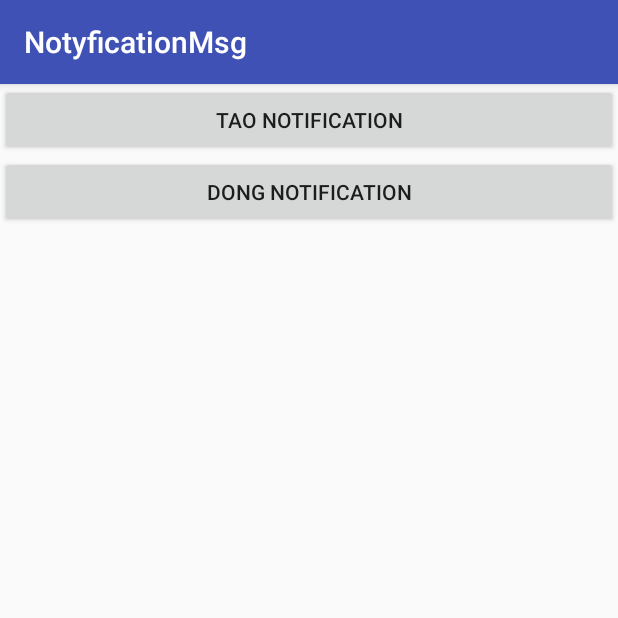
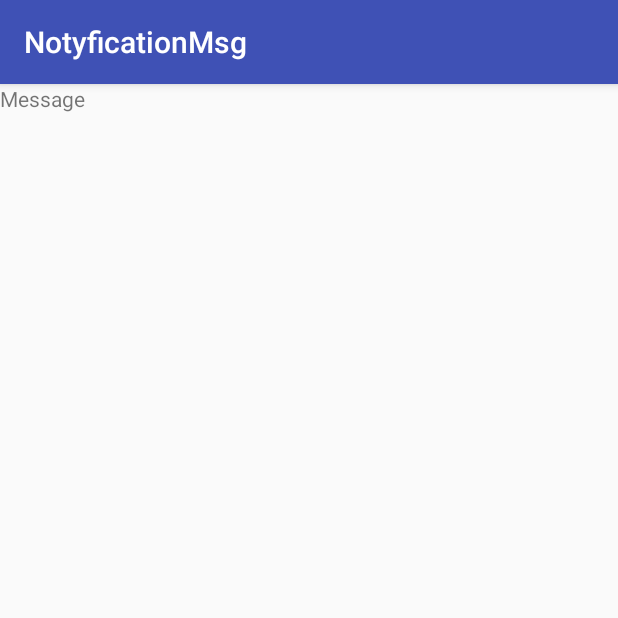
Before and after one commit to NganBuiNguyen/Scholarship_FB, an Android app: the screen it shows after launch (MainActivity), on a phone screen of 412 x 824 dp, the top half of it. Run offline under Robolectric (Android 15) with nearby library versions, the phone set to English and light mode, and no system bars; 2 statements that could not run were skipped.

Commit message:
NganBui: add TextView

```diff
--- a/NotyficationMsg/app/src/main/res/layout/activity_main.xml
+++ b/NotyficationMsg/app/src/main/res/layout/activity_main.xml
@@ -7,7 +7,7 @@
     tools:context=".MainActivity"
     android:orientation="vertical">
 
-    <Button
+<!--    <Button
         android:id="@+id/btnTao"
         android:layout_width="match_parent"
         android:layout_height="wrap_content"
@@ -17,6 +17,17 @@
         android:id="@+id/btnDong"
         android:layout_width="match_parent"
         android:layout_height="wrap_content"
-        android:text="dong Notification" />
+        android:text="dong Notification" />-->
+
+    <TextView
+        android:id="@+id/textView2"
+        android:layout_width="match_parent"
+        android:layout_height="wrap_content"
+        android:text="Message" />
+
+    <TextView
+        android:id="@+id/txtMsg"
+        android:layout_width="match_parent"
+        android:layout_height="wrap_content" />
 
 </LinearLayout>
```
